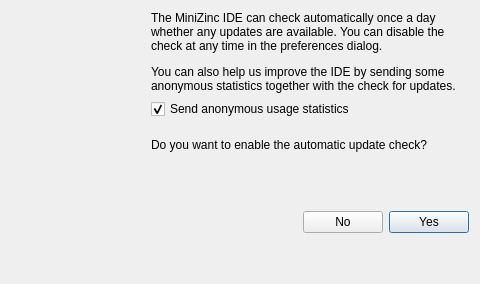
Before: the Qt Designer form MiniZincIDE/checkupdatedialog.ui in MiniZinc/MiniZincIDE, drawn with Qt 5.
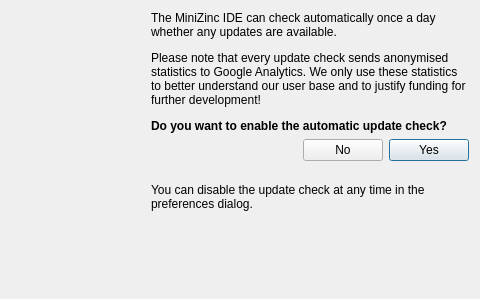
After: the same form once the commit is applied. Icons and pictures are not drawn.

Commit message: Change update check to use Google Analytics for collecting basic user statistics.

```diff
--- a/MiniZincIDE/checkupdatedialog.ui
+++ b/MiniZincIDE/checkupdatedialog.ui
@@ -10,7 +10,7 @@
     <x>0</x>
     <y>0</y>
     <width>480</width>
-    <height>284</height>
+    <height>299</height>
    </rect>
   </property>
   <property name="sizePolicy">
@@ -53,13 +53,13 @@
          <property name="minimumSize">
           <size>
            <width>124</width>
-           <height>104</height>
+           <height>124</height>
           </size>
          </property>
          <property name="maximumSize">
           <size>
            <width>124</width>
-           <height>104</height>
+           <height>124</height>
           </size>
          </property>
          <property name="text">
@@ -118,58 +118,13 @@
           </sizepolicy>
          </property>
          <property name="text">
-          <string>&lt;html&gt;&lt;head/&gt;&lt;body&gt;&lt;p&gt;The MiniZinc IDE can check automatically once a day whether any updates are available. You can disable the check at any time in the preferences dialog.&lt;/p&gt;&lt;p&gt;You can also help us improve the IDE by sending some anonymous statistics together with the check for updates.&lt;/p&gt;&lt;/body&gt;&lt;/html&gt;</string>
+          <string>&lt;html&gt;&lt;head/&gt;&lt;body&gt;&lt;p&gt;The MiniZinc IDE can check automatically once a day whether any updates are available.&lt;/p&gt;&lt;p&gt;Please note that every update check sends anonymised statistics to Google Analytics. We only use these statistics to better understand our user base and to justify funding for further development!&lt;/p&gt;&lt;p&gt;&lt;span style=&quot; font-weight:600;&quot;&gt;Do you want to enable the automatic update check?&lt;/span&gt;&lt;/p&gt;&lt;/body&gt;&lt;/html&gt;</string>
          </property>
          <property name="wordWrap">
           <bool>true</bool>
          </property>
         </widget>
        </item>
-       <item>
-        <widget class="QCheckBox" name="checkBox">
-         <property name="sizePolicy">
-          <sizepolicy hsizetype="Expanding" vsizetype="Fixed">
-           <horstretch>0</horstretch>
-           <verstretch>0</verstretch>
-          </sizepolicy>
-         </property>
-         <property name="text">
-          <string>Send anonymous usage statistics</string>
-         </property>
-         <property name="checked">
-          <bool>true</bool>
-         </property>
-        </widget>
-       </item>
-       <item>
-        <widget class="QLabel" name="label_2">
-         <property name="sizePolicy">
-          <sizepolicy hsizetype="Expanding" vsizetype="Expanding">
-           <horstretch>0</horstretch>
-           <verstretch>0</verstretch>
-          </sizepolicy>
-         </property>
-         <property name="text">
-          <string>&lt;html&gt;&lt;head/&gt;&lt;body&gt;&lt;p&gt;Do you want to enable the automatic update check?&lt;/p&gt;&lt;/body&gt;&lt;/html&gt;</string>
-         </property>
-         <property name="wordWrap">
-          <bool>true</bool>
-         </property>
-        </widget>
-       </item>
-       <item>
-        <spacer name="verticalSpacer_2">
-         <property name="orientation">
-          <enum>Qt::Vertical</enum>
-         </property>
-         <property name="sizeHint" stdset="0">
-          <size>
-           <width>20</width>
-           <height>20</height>
-          </size>
-         </property>
-        </spacer>
-       </item>
        <item>
         <layout class="QHBoxLayout" name="horizontalLayout">
          <property name="sizeConstraint">
@@ -207,6 +162,22 @@
          </item>
         </layout>
        </item>
+       <item>
+        <widget class="QLabel" name="label_2">
+         <property name="sizePolicy">
+          <sizepolicy hsizetype="Expanding" vsizetype="Expanding">
+           <horstretch>0</horstretch>
+           <verstretch>0</verstretch>
+          </sizepolicy>
+         </property>
+         <property name="text">
+          <string>&lt;html&gt;&lt;head/&gt;&lt;body&gt;&lt;p&gt;You can disable the update check at any time in the preferences dialog.&lt;/p&gt;&lt;/body&gt;&lt;/html&gt;</string>
+         </property>
+         <property name="wordWrap">
+          <bool>true</bool>
+         </property>
+        </widget>
+       </item>
        <item>
         <spacer name="verticalSpacer_3">
          <property name="orientation">
```
Left out of the diff: 2 changed lines with no effect on the pictures. The commit also changes 6 other files.
